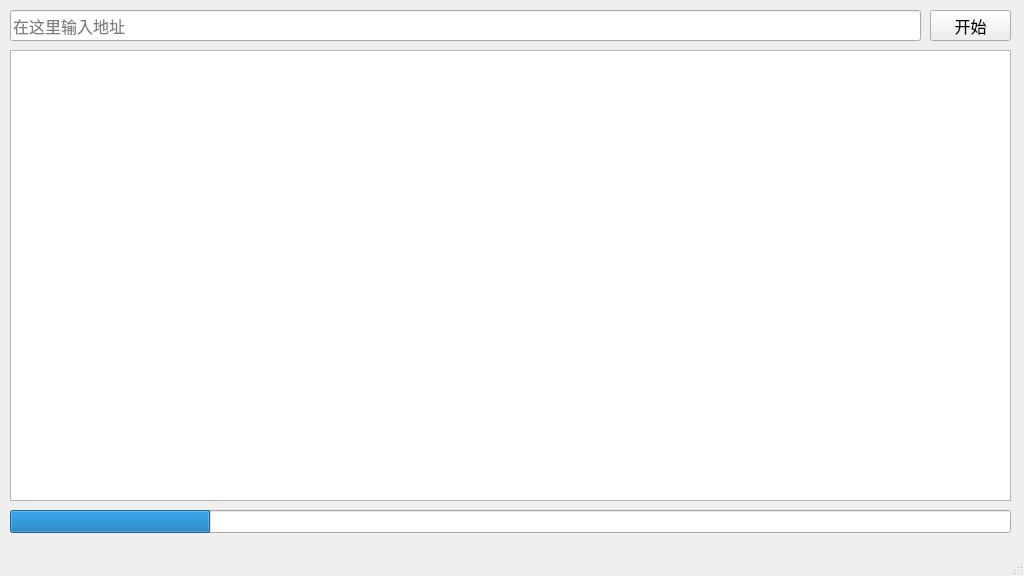
First picture: the form in tr_gui.ui, repository Candinya/NyaTrace, before the edit.
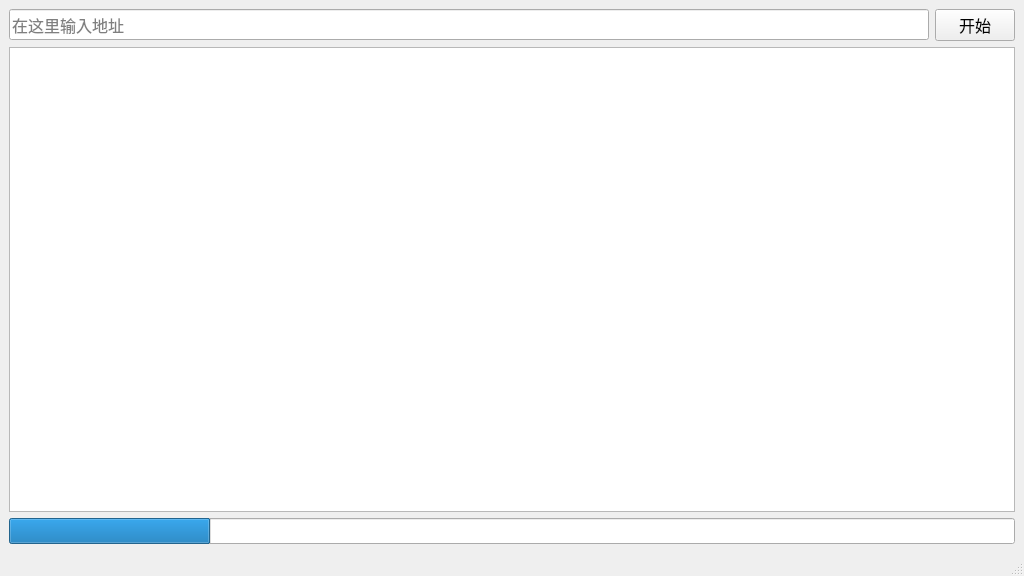
Second picture: the form after the edit.

Commit message: feat: better layout (grid)

Diff of the .ui file:
```diff
--- a/tr_gui.ui
+++ b/tr_gui.ui
@@ -20,15 +20,9 @@
    <string>TraceRoute GUI</string>
   </property>
   <widget class="QWidget" name="centralwidget">
+   <layout class="QGridLayout" name="gridLayout">
+    <item row="0" column="0">
    <widget class="QLineEdit" name="hostInput">
-    <property name="geometry">
-     <rect>
-      <x>10</x>
-      <y>10</y>
-      <width>911</width>
-      <height>31</height>
-     </rect>
-    </property>
     <property name="font">
      <font>
       <family>Microsoft YaHei</family>
@@ -39,15 +33,9 @@
      <string>在这里输入地址</string>
     </property>
    </widget>
+    </item>
+    <item row="0" column="1">
    <widget class="QPushButton" name="startStopButton">
-    <property name="geometry">
-     <rect>
-      <x>930</x>
-      <y>10</y>
-      <width>81</width>
-      <height>31</height>
-     </rect>
-    </property>
     <property name="font">
      <font>
       <family>Microsoft YaHei</family>
@@ -58,15 +46,9 @@
      <string>开始</string>
     </property>
    </widget>
+    </item>
+    <item row="1" column="0" colspan="2">
    <widget class="QTableView" name="hopsTable">
-    <property name="geometry">
-     <rect>
-      <x>10</x>
-      <y>50</y>
-      <width>1001</width>
-      <height>451</height>
-     </rect>
-    </property>
     <property name="font">
      <font>
       <family>Microsoft YaHei</family>
@@ -83,15 +65,9 @@
      <bool>true</bool>
     </attribute>
    </widget>
+    </item>
+    <item row="2" column="0" colspan="2">
    <widget class="QProgressBar" name="tracingProgress">
-    <property name="geometry">
-     <rect>
-      <x>10</x>
-      <y>510</y>
-      <width>1001</width>
-      <height>23</height>
-     </rect>
-    </property>
     <property name="maximum">
      <number>30</number>
     </property>
@@ -105,6 +81,8 @@
      <string>%v / %m</string>
     </property>
    </widget>
+    </item>
+   </layout>
   </widget>
   <widget class="QMenuBar" name="menubar">
    <property name="geometry">
```
Lines whose indentation alone changed are shown as unchanged.
